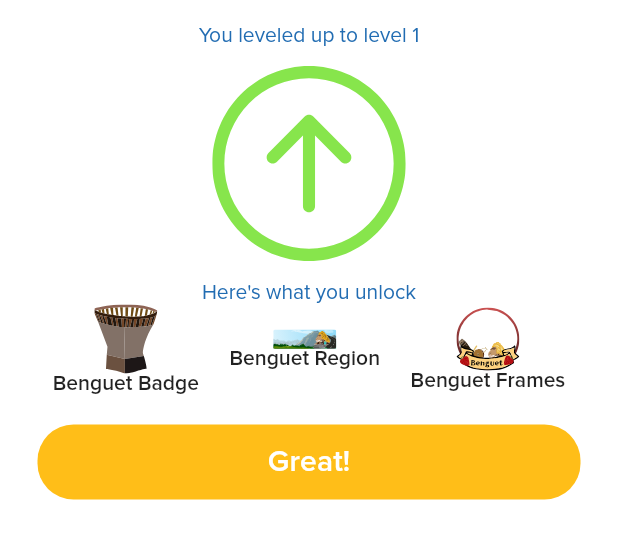
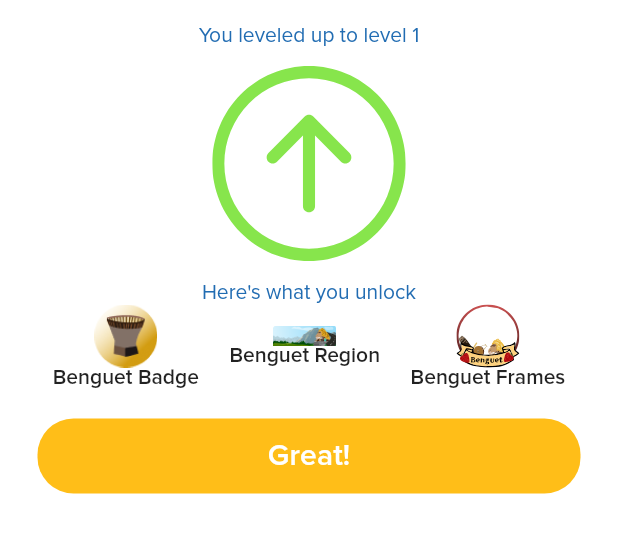
Before and after one commit to JobCuta/CIS-9340-Thesis, a Flutter app: the LevelUpRewardWidgets screen opened directly, on a phone screen of 412 x 824 dp, the part 129-688 px from its top. Run offline on Flutter 3.47's test engine with Material 2 defaults, Android fonts, the phone set to English and light mode, and no system bars; our stand-ins replace animated_text_kit, audioplayers, chewie, circular_countdown_timer, email_validator, expandable and 18 more; missing offline and left inert: app_install_date, flutter_animated_dialog, flutter_email_sender, sudoku_solver_generator, video_thumbnail; accounts and stored records are empty.

Commit message:
levels, rewards

```diff
--- a/lib/controllers/levelController.dart
+++ b/lib/controllers/levelController.dart
@@ -22,33 +22,35 @@ class LevelController extends GetxController {
   var xpForNextLevel = 0.obs;
 
   var recentlyAddedXp = false.obs;
-  var accomplishedWithXp = {}.obs;
+  var accomplishedWithXp = {}.obs;    // cant fix bug of not appearing when it's cleared, will use taskName and taskXp instead
+  var taskName = ''.obs;
+  var taskXp = 0.obs;
   var totalXpToAdd = 0.obs;
   var levelUp = false.obs;
 
   var level2Rewards = {
-      'Kalinga Badge' : 'assets/achievements/kalinga_adventure_achievements.svg',
-      'Kalinga Region' : 'assets/images/kalinga_unlock.svg',
+      'Kalinga Badge' : 'assets/achievements/kalinga_adventure_achievements.png',
+      'Kalinga Region' : 'assets/images/kalinga_unlock.png',
       'Kalinga Frames' : 'assets/frames/kalinga_v2.svg',
   };
   var level3Rewards = {
-      'Abra Badge' : 'assets/achievements/abra_adventure_achievements.svg',
-      'Abra Region' : 'assets/images/Abra.svg',
+      'Abra Badge' : 'assets/achievements/abra_adventure_achievements.png',
+      'Abra Region' : 'assets/images/Abra.png',
       'Abra Frames' : 'assets/frames/abra_v2.svg'
   };
   var level4Rewards = {
-      'Mt. Province Badge' : 'assets/achievements/mtprovince_adventure_achievements.svg',
-      'Mt. Province Region' : 'assets/images/Mt Province.svg',
+      'Mt. Province Badge' : 'assets/achievements/mtprovince_adventure_achievements.png',
+      'Mt. Province Region' : 'assets/images/Mt Province.png',
       'Mt. Province Frames' : 'assets/frames/mtProvince_v2.svg'
   };
   var level5Rewards = {
-      'Ifugao Badge' : 'assets/achievements/ifugao_adventure_achievements.svg',
-      'Ifugao Region' : 'assets/images/Ifugao.svg',
+      'Ifugao Badge' : 'assets/achievements/ifugao_adventure_achievements.png',
+      'Ifugao Region' : 'assets/images/Ifugao.png',
       'Ifugao Frames' : 'assets/frames/ifugao_v2.svg'
   };
   var level6Rewards = {
-      'Benguet Badge' : 'assets/achievements/benguet_adventure_achievements.svg',
-      'Benguet Region' : 'assets/images/Benguet.svg',
+      'Benguet Badge' : 'assets/achievements/benguet_adventure_achievements.png',
+      'Benguet Region' : 'assets/images/Benguet.png',
       'Benguet Frames' : 'assets/frames/benguet_v2.svg'
   };
 
@@ -111,7 +113,10 @@ class LevelController extends GetxController {
   }
 
   void addXp(String task, int xp) {
-    accomplishedWithXp.putIfAbsent(task, () => xp);
+    // accomplishedWithXp.value.putIfAbsent(task, () => xp);
+    taskName.value = task;
+    taskXp.value = xp;
+
     Box box = Hive.box<Level>('level');
     Level level = box.get('userLevel');
 
@@ -152,6 +157,7 @@ class LevelController extends GetxController {
     if (levelUp.value && currentLevel.value < 7) {
       displayRewardsUponLevelUp(context);
     } else {
+        print("ACCOMPLISHED = " + accomplishedWithXp.value.toString());
         Future.delayed(const Duration(seconds: 0)).then((_) {
         showModalBottomSheet(
           context: context,
@@ -168,7 +174,6 @@ class LevelController extends GetxController {
           });
       });
     }
-
     updateRecentlyAddedXp(false);
     clearMapOfAccomplishedWithXp();
   }
@@ -187,7 +192,7 @@ class LevelController extends GetxController {
             builder: (context) {
               return SizedBox(
                   height: MediaQuery.of(context).size.height * 0.75,
-                  child: const LevelWidgets());
+                  child: const LevelTasksTodayWidgets());
             });
       });
       updateRecentlyAddedXp(false);
@@ -210,10 +215,10 @@ class LevelController extends GetxController {
                 height: MediaQuery.of(context).size.height * 0.75,
                 child: const LevelUpRewardWidgets());
           });
+    });
 
-      levelUp.value = false;
-      update();
-    });
+    levelUp.value = false;
+    update();
   }
 
   // FOR ADMIN AND TESTING PURPOSES ONLY
--- a/lib/widgets/LevelExperienceModal.dart
+++ b/lib/widgets/LevelExperienceModal.dart
@@ -24,10 +24,13 @@ class _LevelWidgetsState extends State<LevelWidgets> {
 
   @override
   Widget build(BuildContext context) {
+    if (experiences.isEmpty) {
+      experiences = {_levelController.taskName.value : _levelController.taskXp.value};
+    }
+    print("ACCOMPLISHED (in Modal) = " + _levelController.accomplishedWithXp.value.toString());
     print("EXPERIENCES = " + experiences.toString());
     print("EXPERIENCES SIZE = " + experiences.length.toString());
     List<dynamic> experienceKeys = experiences.keys.toList();
-    _levelController.clearMapOfAccomplishedWithXp();
 
     return Scaffold(
       backgroundColor: Colors.white,
@@ -49,7 +52,6 @@ class _LevelWidgetsState extends State<LevelWidgets> {
         padding: const EdgeInsets.fromLTRB(25, 0, 25, 25),
         child: SingleChildScrollView(
           child: Column(
-            mainAxisSize: MainAxisSize.min,
             children: <Widget>[
               Center(
                   child: Text('Congratulations',
--- a/lib/widgets/LevelTasksTodayModal.dart
+++ b/lib/widgets/LevelTasksTodayModal.dart
@@ -36,9 +36,9 @@ class _LevelTasksTodayWidgetsState extends State<LevelTasksTodayWidgets> {
   @override
   Widget build(BuildContext context) {
     if (!_dailyController.isDailyEntryDone.value)
-      experiences.putIfAbsent('Daily Entry', () => 50);
+      experiences.putIfAbsent('Daily Entry', () => 5);
     if (!_dailyController.isDailyExerciseDone.value)
-      experiences.putIfAbsent('Exercise', () => 100);
+      experiences.putIfAbsent('Exercise', () => 10);
     print("SHOW AVAILABLE TASKS = " + experiences.toString());
     print("AVILABLE TASKS SIZE = " + experiences.length.toString());
     List<String> experienceKeys = experiences.keys.toList();
--- a/lib/widgets/LevelUpRewardsModal.dart
+++ b/lib/widgets/LevelUpRewardsModal.dart
@@ -74,7 +74,7 @@ class _LevelUpRewardWidgetsState extends State<LevelUpRewardWidgets> {
                 children: [
                   Column(
                     children: [
-                      SvgPicture.asset(currentLevelRewards[keys[0]] as String, width: 42),
+                      Image.asset(currentLevelRewards[keys[0]] as String, width: 42),
                       FittedBox(
                         child: Text(keys[0], style: Theme.of(context).textTheme.bodyText2?.copyWith(fontWeight: FontWeight.w600))
                       ),
@@ -82,7 +82,12 @@ class _LevelUpRewardWidgetsState extends State<LevelUpRewardWidgets> {
                   ),
                   Column(
                     children: [
-                      SvgPicture.asset(currentLevelRewards[keys[1]] as String, width: 42),
+                      // THIS IS TEMP, WILL CHANGE TOMORROW
+                      (currentLevel < 3)
+                          ? Image.asset(currentLevelRewards[keys[1]] as String, width: 42)
+                          : CircleAvatar(
+                            child: Image.asset(currentLevelRewards[keys[1]] as String, width: 42, fit: BoxFit.contain),
+                          ),
                       FittedBox(
                         child: Text(keys[1], style: Theme.of(context).textTheme.bodyText2?.copyWith(fontWeight: FontWeight.w600))
                       ),
```
Also changed, not shown: assets/images/kalinga_badge.svg (deleted), assets/images/kalinga_unlock.svg (deleted).
